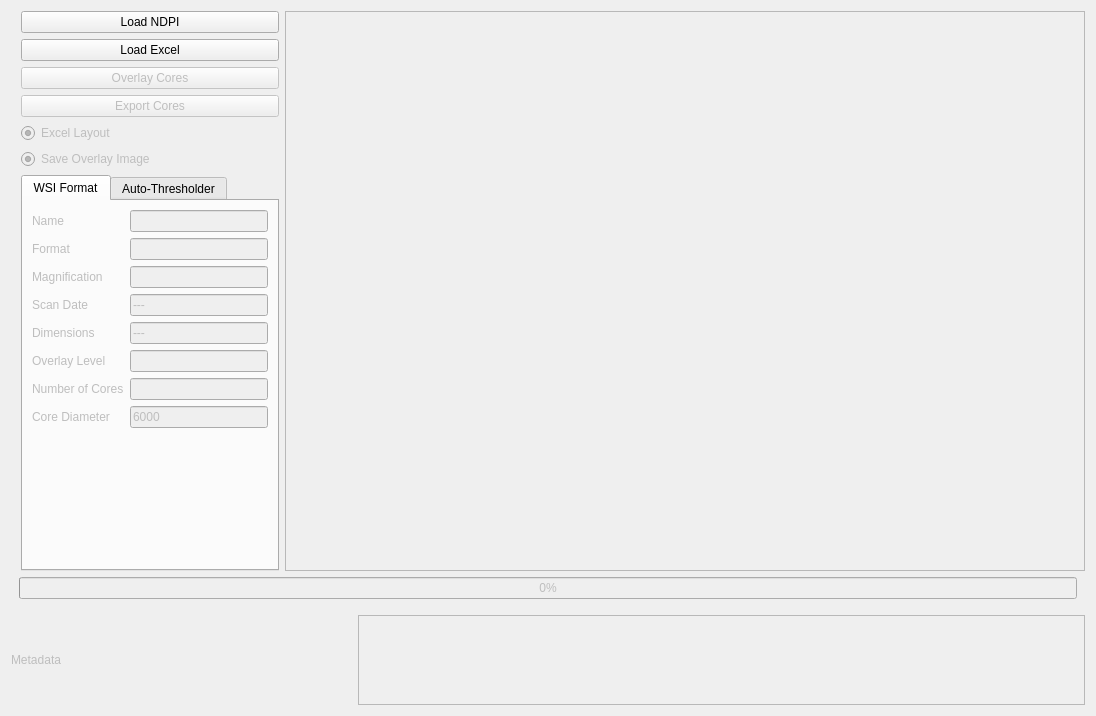
c-arthurs/QuArray, file scripts/DAB_CUT.ui: the form before one commit.
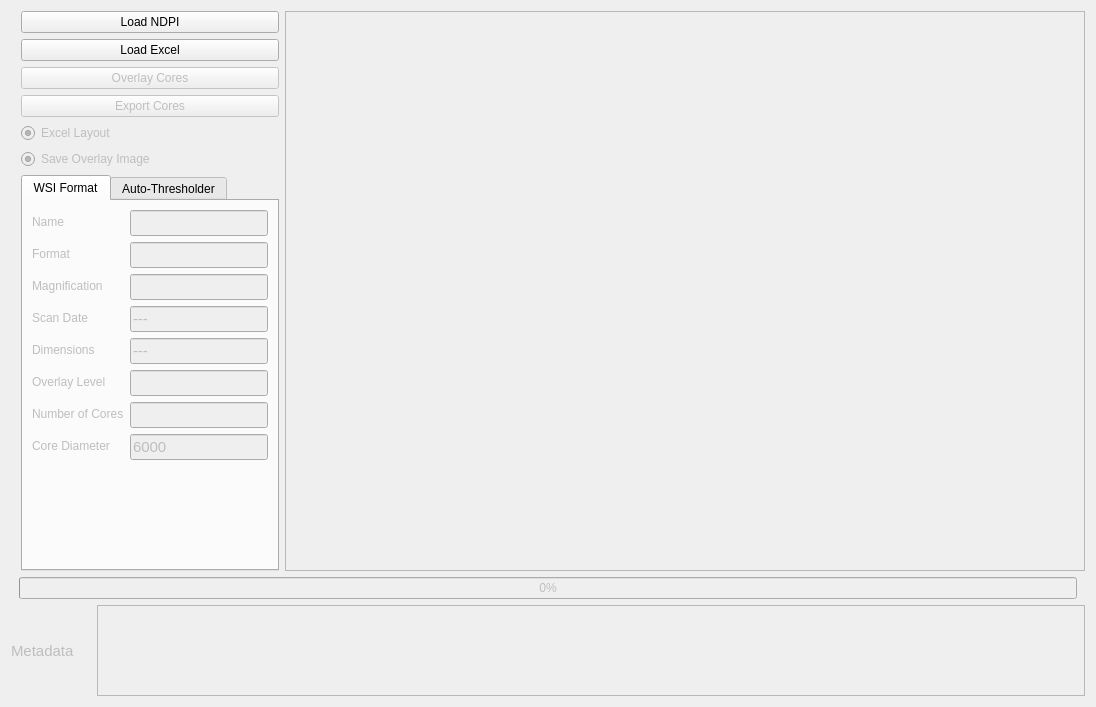
The form after the commit. The open tabs and pages were chosen to show the change.

The edit to the form file:
```diff
--- a/scripts/DAB_CUT.ui
+++ b/scripts/DAB_CUT.ui
@@ -7,7 +7,7 @@
     <x>0</x>
     <y>0</y>
     <width>1096</width>
-    <height>716</height>
+    <height>707</height>
    </rect>
   </property>
   <property name="sizePolicy">
@@ -144,6 +144,11 @@
                  <height>0</height>
                 </size>
                </property>
+               <property name="font">
+                <font>
+                 <pointsize>11</pointsize>
+                </font>
+               </property>
                <property name="readOnly">
                 <bool>true</bool>
                </property>
@@ -170,6 +175,11 @@
                  <height>0</height>
                 </size>
                </property>
+               <property name="font">
+                <font>
+                 <pointsize>11</pointsize>
+                </font>
+               </property>
                <property name="readOnly">
                 <bool>true</bool>
                </property>
@@ -196,6 +206,11 @@
                  <height>0</height>
                 </size>
                </property>
+               <property name="font">
+                <font>
+                 <pointsize>11</pointsize>
+                </font>
+               </property>
                <property name="readOnly">
                 <bool>true</bool>
                </property>
@@ -222,6 +237,11 @@
                  <height>0</height>
                 </size>
                </property>
+               <property name="font">
+                <font>
+                 <pointsize>11</pointsize>
+                </font>
+               </property>
                <property name="text">
                 <string>---</string>
                </property>
@@ -251,6 +271,11 @@
                  <height>0</height>
                 </size>
                </property>
+               <property name="font">
+                <font>
+                 <pointsize>11</pointsize>
+                </font>
+               </property>
                <property name="text">
                 <string>---</string>
                </property>
@@ -280,6 +305,11 @@
                  <height>0</height>
                 </size>
                </property>
+               <property name="font">
+                <font>
+                 <pointsize>11</pointsize>
+                </font>
+               </property>
                <property name="readOnly">
                 <bool>true</bool>
                </property>
@@ -300,6 +330,11 @@
                <property name="enabled">
                 <bool>false</bool>
                </property>
+               <property name="font">
+                <font>
+                 <pointsize>11</pointsize>
+                </font>
+               </property>
                <property name="readOnly">
                 <bool>true</bool>
                </property>
@@ -320,6 +355,11 @@
                <property name="enabled">
                 <bool>false</bool>
                </property>
+               <property name="font">
+                <font>
+                 <pointsize>11</pointsize>
+                </font>
+               </property>
                <property name="text">
                 <string>6000</string>
                </property>
@@ -649,7 +689,7 @@
    <item>
     <layout class="QHBoxLayout" name="horizontalLayout_3">
      <property name="topMargin">
-      <number>10</number>
+      <number>0</number>
      </property>
      <item>
       <widget class="QLabel" name="metadata">
@@ -658,10 +698,15 @@
        </property>
        <property name="minimumSize">
         <size>
-         <width>341</width>
+         <width>80</width>
          <height>0</height>
         </size>
        </property>
+       <property name="font">
+        <font>
+         <pointsize>11</pointsize>
+        </font>
+       </property>
        <property name="text">
         <string>Metadata</string>
        </property>
@@ -683,7 +728,7 @@
          <rect>
           <x>0</x>
           <y>0</y>
-          <width>719</width>
+          <width>980</width>
           <height>77</height>
          </rect>
         </property>
```
Left out of the diff: 2 changed lines with no effect on the pictures.
